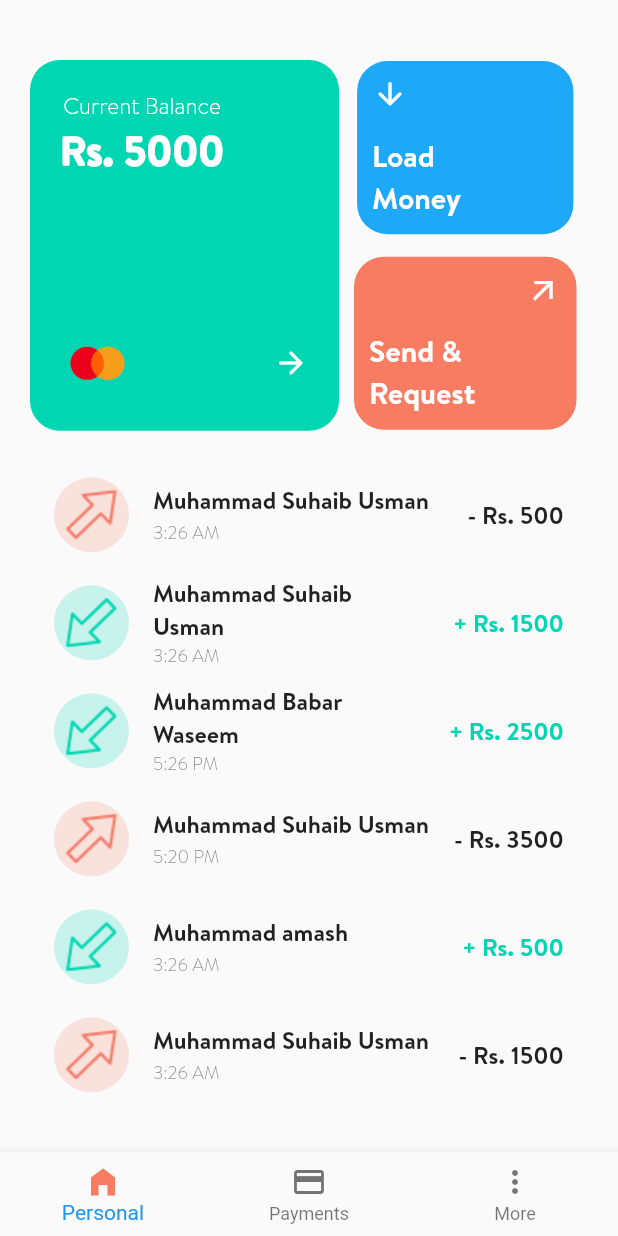
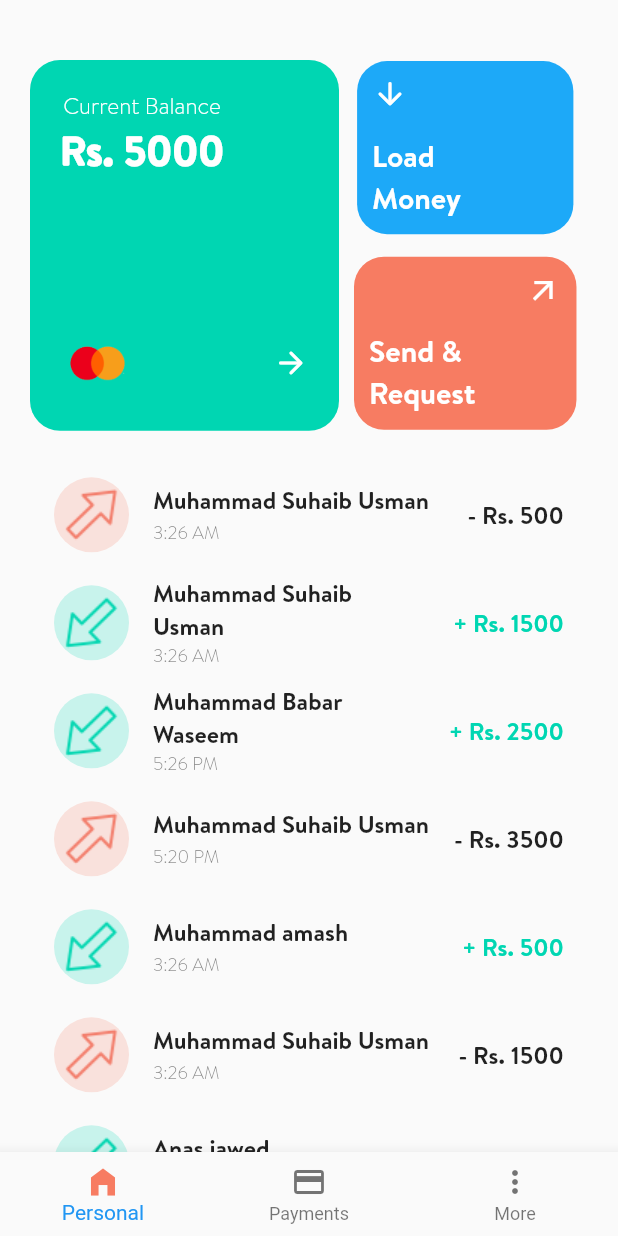
Before and after one commit to Suhaibusman/Sadapay-Clone, a Flutter app: the screen it shows after launch, on a phone screen of 412 x 824 dp. Run offline on Flutter 3.47's test engine with Material 2 defaults, Android fonts, the phone set to English and light mode, and no system bars.

Commit message:
sadapay clone

```diff
--- a/lib/screens/personal/personalscreen.dart
+++ b/lib/screens/personal/personalscreen.dart
@@ -18,7 +18,7 @@ class _PersonalScreenState extends State<PersonalScreen> {
       child: Scaffold(
 
         body: Padding(
-          padding: EdgeInsets.all(20),
+          padding: EdgeInsets.only(left:20, right: 20 ,top: 20),
           child: Column(
 
             children: [
```
Also changed, not shown: lib/screens/personal/widgets/topcontainer/widgets/loadmoney.dart (+11 -2 lines).
